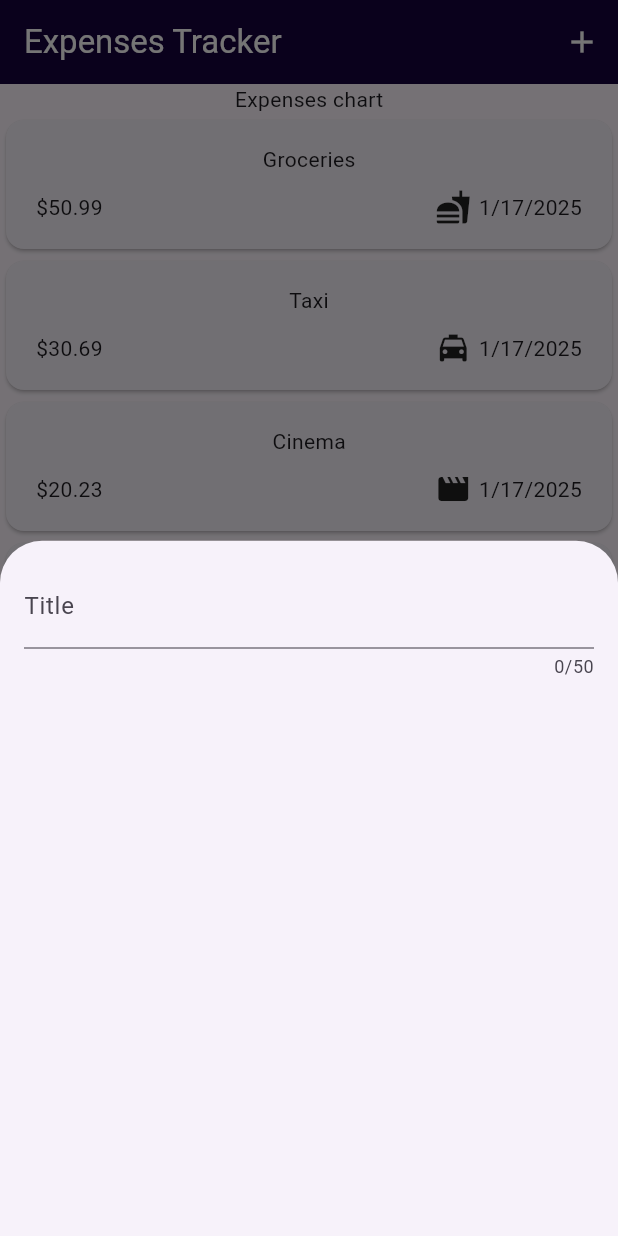
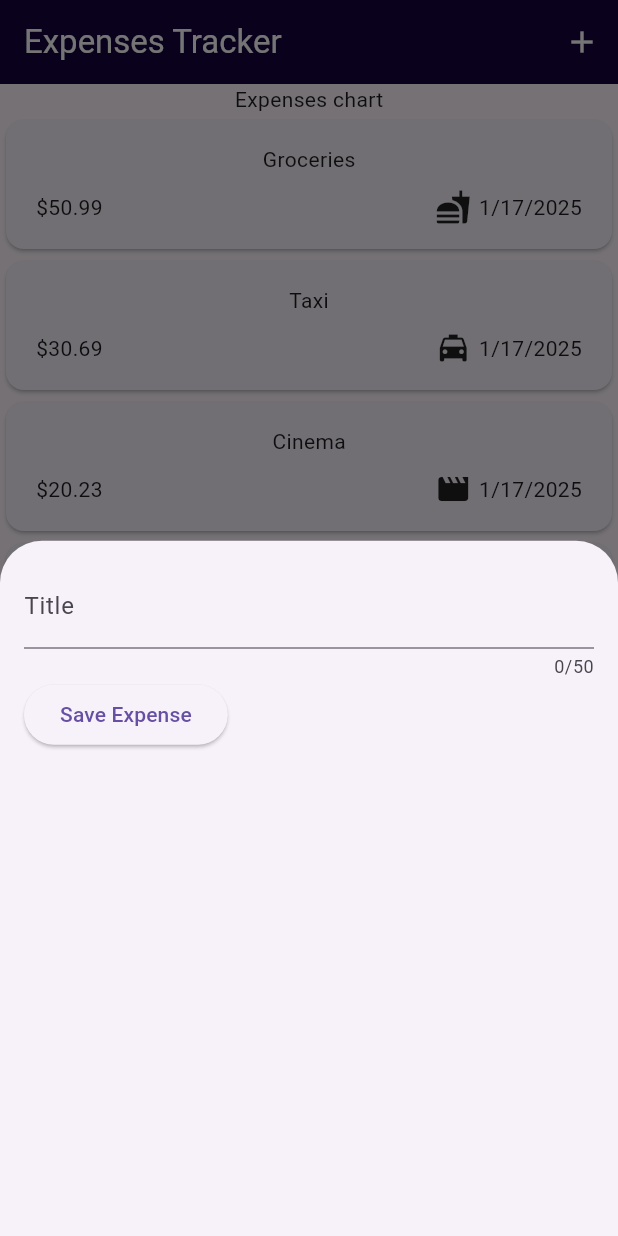
Before and after one commit to dlipkumar77/expense_tracker, a Flutter app: the screen it shows after launch, after a tap on the "add" icon, on a phone screen of 412 x 824 dp. Run offline on Flutter 3.47's test engine with Material 3 defaults, Android fonts, the phone set to English and light mode, and no system bars.

```diff
--- a/lib/widget/new_expenses.dart
+++ b/lib/widget/new_expenses.dart
@@ -8,6 +8,11 @@ class NewExpenses extends StatefulWidget {
 }
 
 class _NewExpensesState extends State<NewExpenses> {
+  var _enteredTitle = '';
+  void _saveTitleInput(String value) {
+    _enteredTitle = value;
+  }
+
   @override
   Widget build(BuildContext context) {
     return Padding(
@@ -15,8 +20,19 @@ class _NewExpensesState extends State<NewExpenses> {
       child: Column(
         children: [
           TextField(
+            onChanged: _saveTitleInput,
             maxLength: 50,
             decoration: InputDecoration(labelText: 'Title'),
+          ),
+          Row(
+            children: [
+              ElevatedButton(
+                onPressed: () {
+                  print(_enteredTitle);
+                },
+                child: Text('Save Expense'),
+              ),
+            ],
           ),
         ],
       ),
```
